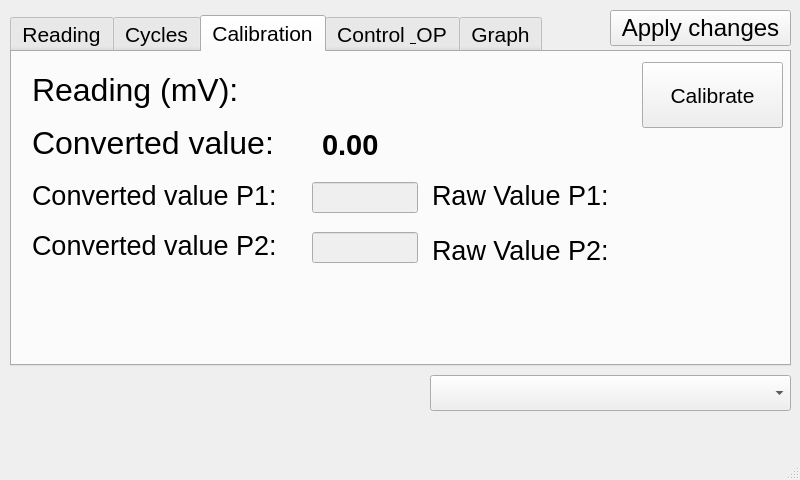
The window that m_monitron_0_0/m_monitron_0_0.ui (StokeDude18/m_monitron) describes before a commit, drawn with Qt 5.
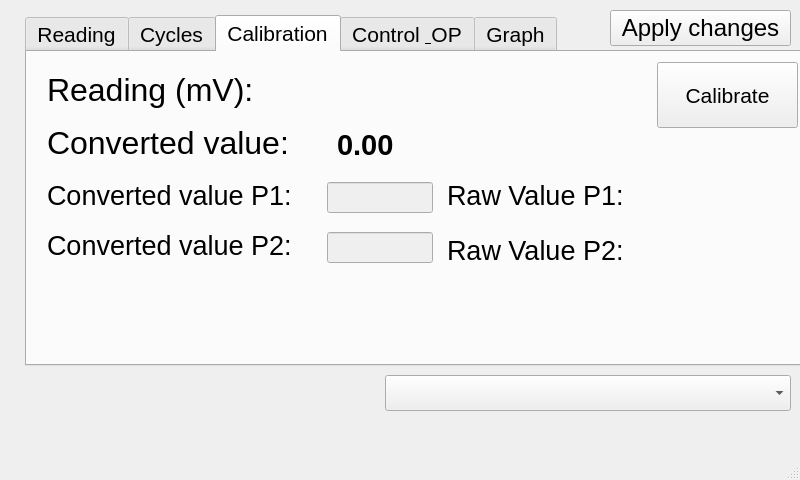
The same window after the commit. The open tabs and pages were chosen to show the change. Custom widgets are drawn as their Qt base class.

The edit to the form file:
```diff
--- a/m_monitron_0_0/m_monitron_0_0.ui
+++ b/m_monitron_0_0/m_monitron_0_0.ui
@@ -28,7 +28,7 @@
    <widget class="QTabWidget" name="cb_O_Mode">
     <property name="geometry">
      <rect>
-      <x>10</x>
+      <x>25</x>
       <y>15</y>
       <width>781</width>
       <height>351</height>
@@ -390,9 +390,9 @@
       <property name="geometry">
        <rect>
         <x>310</x>
-        <y>30</y>
-        <width>136</width>
-        <height>26</height>
+        <y>20</y>
+        <width>171</width>
+        <height>31</height>
        </rect>
       </property>
       <property name="font">
@@ -547,7 +547,7 @@
        <rect>
         <x>620</x>
         <y>130</y>
-        <width>91</width>
+        <width>141</width>
         <height>26</height>
        </rect>
       </property>
@@ -567,7 +567,7 @@
        <rect>
         <x>620</x>
         <y>185</y>
-        <width>91</width>
+        <width>141</width>
         <height>26</height>
        </rect>
       </property>
@@ -757,19 +757,24 @@
    <widget class="QComboBox" name="cb_Module_Select">
     <property name="geometry">
      <rect>
-      <x>430</x>
+      <x>385</x>
       <y>375</y>
-      <width>361</width>
+      <width>406</width>
       <height>36</height>
      </rect>
     </property>
+    <property name="font">
+     <font>
+      <pointsize>18</pointsize>
+     </font>
+    </property>
    </widget>
    <widget class="QLabel" name="l_UserMessage">
     <property name="geometry">
      <rect>
       <x>15</x>
       <y>375</y>
-      <width>396</width>
+      <width>346</width>
       <height>41</height>
      </rect>
     </property>
```
Left out of the diff: 2 changed lines with no effect on the pictures.
